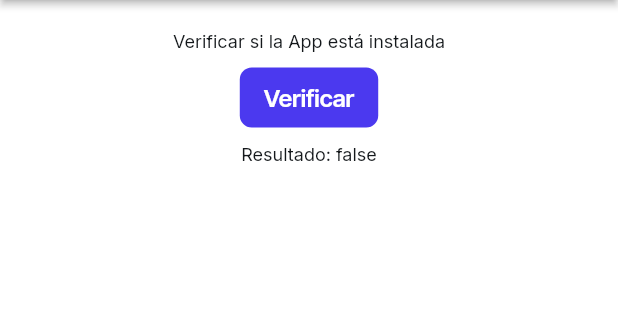
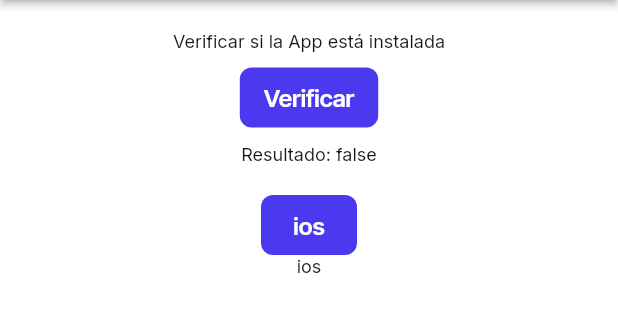
Before and after one commit to cristiangiroon/apppruebas, a Flutter app: the screen it shows after launch, after a tap on "Verificar", on a phone screen of 412 x 824 dp, the part 84-416 px from its top. Run offline on Flutter 3.47's test engine with Material 3 defaults, Android fonts, the phone set to English and light mode, and no system bars; drawn by our look-alikes of auto_size_text; our stand-ins replace font_awesome_flutter, from_css_color, go_router, google_fonts, page_transition, shared_preferences and 1 more; missing offline and left inert: appcheck, json_path.

Commit message:
Updating to latest FlutterFlow output.

```diff
--- a/lib/home_page/home_page_model.dart
+++ b/lib/home_page/home_page_model.dart
@@ -7,6 +7,8 @@ class HomePageModel extends FlutterFlowModel<HomePageWidget> {
 
   // Stores action output result for [Custom Action - caValidateInstalledApp] action in Button widget.
   bool? result;
+  // Stores action output result for [Custom Action - caValidateInstalledApp] action in Button widget.
+  bool? ios;
 
   @override
   void initState(BuildContext context) {}
--- a/lib/home_page/home_page_widget.dart
+++ b/lib/home_page/home_page_widget.dart
@@ -115,6 +115,45 @@ class _HomePageWidgetState extends State<HomePageWidget> {
                         ),
                   ),
                 ),
+                Padding(
+                  padding: const EdgeInsetsDirectional.fromSTEB(0.0, 20.0, 0.0, 0.0),
+                  child: FFButtonWidget(
+                    onPressed: () async {
+                      _model.ios = await actions.caValidateInstalledApp(
+                        'comgooglemaps',
+                      );
+
+                      safeSetState(() {});
+                    },
+                    text: 'ios',
+                    options: FFButtonOptions(
+                      height: 40.0,
+                      padding:
+                          const EdgeInsetsDirectional.fromSTEB(16.0, 0.0, 16.0, 0.0),
+                      iconPadding:
+                          const EdgeInsetsDirectional.fromSTEB(0.0, 0.0, 0.0, 0.0),
+                      color: FlutterFlowTheme.of(context).primary,
+                      textStyle:
+                          FlutterFlowTheme.of(context).titleSmall.override(
+                                fontFamily: 'Inter Tight',
+                                color: Colors.white,
+                                letterSpacing: 0.0,
+                              ),
+                      elevation: 0.0,
+                      borderRadius: BorderRadius.circular(8.0),
+                    ),
+                  ),
+                ),
+                Text(
+                  valueOrDefault<String>(
+                    _model.ios?.toString(),
+                    'ios',
+                  ),
+                  style: FlutterFlowTheme.of(context).bodyMedium.override(
+                        fontFamily: 'Inter',
+                        letterSpacing: 0.0,
+                      ),
+                ),
               ],
             ),
           ),
```
